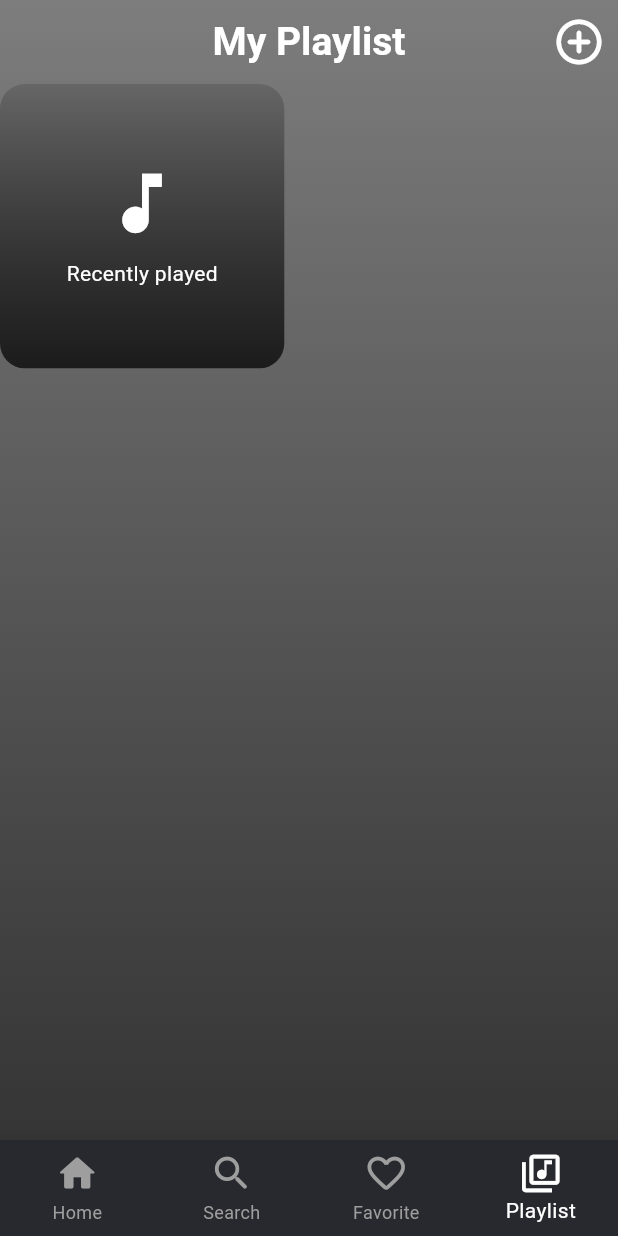
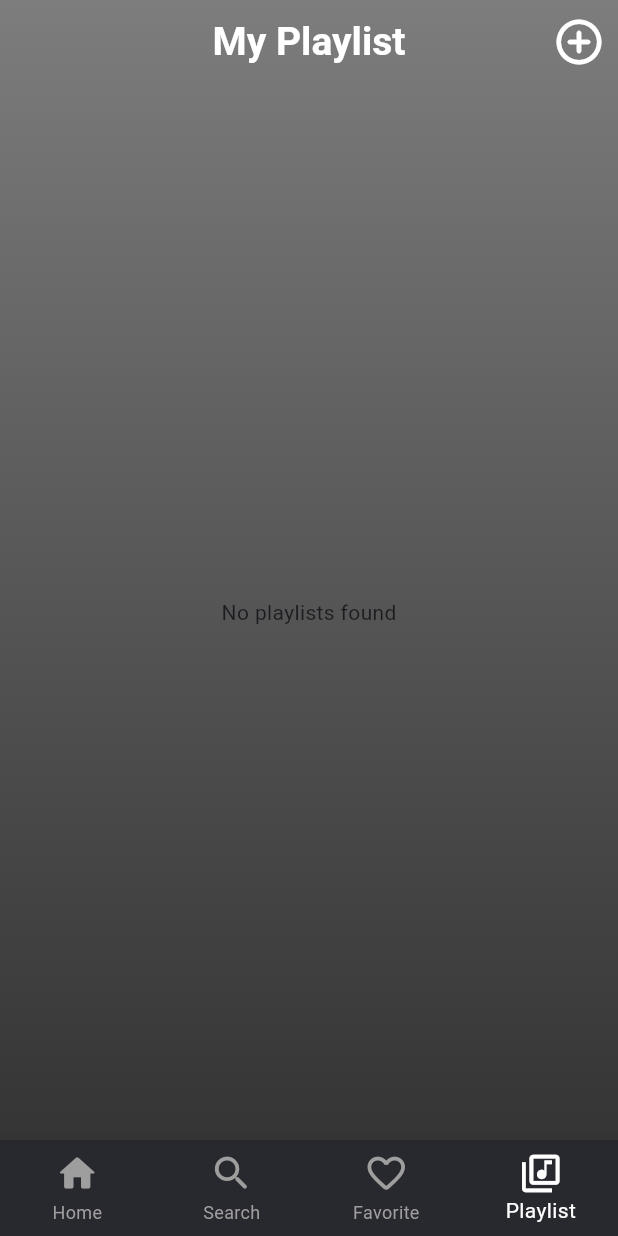
Before and after one commit to Meghanathan-P-H/-Melodia-Audio-Player, a Flutter app: the screen it shows after launch, item 4 of the bottom bar chosen, on a phone screen of 412 x 824 dp. Run offline on Flutter 3.47's test engine with Material 3 defaults, Android fonts, the phone set to English and light mode, and no system bars; our stand-ins replace hive, hive_flutter, just_audio, on_audio_query, permission_handler; accounts and stored records are empty.

Commit message:
playlist already done

```diff
--- a/lib/Screens/playlist_screen.dart
+++ b/lib/Screens/playlist_screen.dart
@@ -5,7 +5,6 @@ import 'package:melodia_audioplayer/db_model/db_playlistmodel.dart';
 import 'package:melodia_audioplayer/screens/playlsitopen.dart';
 import 'package:melodia_audioplayer/screens/recentlyplay_screen.dart';
 import 'package:melodia_audioplayer/widgets/reusing_widgets.dart';
-
 
 class ScreenPlayList extends StatefulWidget {
   const ScreenPlayList({super.key});
@@ -31,15 +30,20 @@ class _ScreenPlayListState extends State<ScreenPlayList> {
               colors: [Color(0xFF7D7D7D), Color(0xED262626)])),
       child: Scaffold(
         backgroundColor: Colors.transparent,
-        body: Column(
-          children: [
-            AppBar(
+        appBar: _buildAppBar(context),
+        body: _buildBody(),
+      ),
+    );
+  }
+
+  AppBar _buildAppBar(BuildContext context) {
+    return AppBar(
       backgroundColor: Colors.transparent,
-              title: const Text('My Playlist',
+      title: const Text(
+        'My Playlist',
         style: TextStyle(
-                      color: Colors.white,
-                      fontWeight: FontWeight.bold,
-                      fontSize: 26)),
+            color: Colors.white, fontWeight: FontWeight.bold, fontSize: 26),
+      ),
       centerTitle: true,
       actions: [
         IconButton(
@@ -50,73 +54,82 @@ class _ScreenPlayListState extends State<ScreenPlayList> {
             Icons.add_circle_outline_rounded,
             color: Colors.white,
             size: 36,
-                    ))
+          ),
+        ),
       ],
-            ),
+    );
+  }
+
+  Widget _buildBody() {
+    return Column(
+      children: [
         SizedBox(width: MediaQuery.of(context).size.width * 0.0267),
         Expanded(
-                child: FutureBuilder(
+          child: FutureBuilder<List<PlayListmodel>>(
             future: getSongsFromPlaylist(),
             builder: (context, snapshot) {
-                      if (snapshot.data == null) {
-                        return const CircularProgressIndicator();
+              if (snapshot.connectionState == ConnectionState.waiting) {
+                return const Center(child: CircularProgressIndicator());
+              } else if (snapshot.hasError) {
+                return const Center(child: Text('Error loading playlists'));
+              } else if (!snapshot.hasData || snapshot.data!.isEmpty) {
+                return const Center(child: Text('No playlists found'));
               } else {
                 List<String> allPlaylist = List.from(playlistNames);
                 allPlaylist.addAll(snapshot.data!.map((e) => e.name));
+                return _buildGridView(allPlaylist, snapshot.data!);
+              }
+            },
+          ),
+        ),
+      ],
+    );
+  }
+
+  GridView _buildGridView(List<String> allPlaylist, List<PlayListmodel> playlists) {
     return GridView.builder(
-                          gridDelegate:
-                              SliverGridDelegateWithFixedCrossAxisCount(
+      gridDelegate: SliverGridDelegateWithFixedCrossAxisCount(
         crossAxisCount: 2,
-                            crossAxisSpacing:
-                                MediaQuery.of(context).size.width * 0.08,
-                            mainAxisSpacing:
-                                MediaQuery.of(context).size.width * 0.08,
+        crossAxisSpacing: MediaQuery.of(context).size.width * 0.08,
+        mainAxisSpacing: MediaQuery.of(context).size.width * 0.08,
       ),
       itemCount: allPlaylist.length,
       itemBuilder: (context, index) {
-                            PlayListmodel? currentplaylist;
-                            if (index < playlistNames.length) {
-                              currentplaylist = null;
-                            } else {
-                              int plid = index - playlistNames.length;
-                              if (plid < snapshot.data!.length) {
-                                currentplaylist = snapshot.data![plid];
-                              } else {
-                                currentplaylist = null;
+        PlayListmodel? currentPlaylist;
+        if (index >= playlistNames.length) {
+          currentPlaylist = playlists[index - playlistNames.length];
         }
-                            }
-                            return buildContainer(
+        return _buildPlaylistContainer(
           allPlaylist[index],
           index < playlistNames.length,
           index,
-                              currentplaylist,
+          currentPlaylist,
         );
       },
     );
   }
-                    }))
-          ],
+
+  Widget _buildPlaylistContainer(
+      String title, bool isInitialPlaylist, int index, PlayListmodel? playlist) {
+    bool showMoreOption = title != "Recently played";
+
+    return InkWell(
+      onTap: () {
+        if (title == "Recently played") {
+          Navigator.of(context).push(
+            MaterialPageRoute(
+              builder: (context) => const RecentlyScreen(),
+            ),
+          );
+        } else if (playlist != null) {
+          Navigator.of(context).push(
+            MaterialPageRoute(
+              builder: (context) => OpenPlayList(
+                playListmodel: playlist,
+                playlistname: title,
               ),
             ),
           );
-  }
-  buildContainer(String title, bool isintialplaylist, int index, PlayListmodel? playlist){
-    bool showmoreoption = true;
-if (title == "Recently played") {
-  showmoreoption = false;
-}
-    return InkWell(
-  onTap: () {
-    if (title == "Recently played") {
-      Navigator.of(context).push(MaterialPageRoute(
-        builder: (context) =>const RecentlyScreen(),
-      ));
-    } else {
-      Navigator.of(context).push(MaterialPageRoute(
-          builder: (context) => OpenPlayList(
-                  playListmodel: playlist!,
-                  playlistname: title,
-              )));
         }
       },
       child: Container(
@@ -128,18 +141,37 @@ if (title == "Recently played") {
               BorderRadius.circular(MediaQuery.of(context).size.width * 0.04),
         ),
         child: Column(
-      mainAxisAlignment:
-          (title == "Recently played")
+          mainAxisAlignment: title == "Recently played"
               ? MainAxisAlignment.center
               : MainAxisAlignment.start,
           children: [
-        if (showmoreoption)
-          Align(
+            if (showMoreOption) _buildPopupMenu(index - playlistNames.length),
+            Icon(
+              Icons.music_note,
+              color: Colors.white,
+              size: 48 * MediaQuery.of(context).size.width / 375.0,
+            ),
+            SizedBox(height: MediaQuery.of(context).size.height * 0.0125),
+            Text(
+              title,
+              style: const TextStyle(
+                color: Colors.white,
+                fontSize: 14,
+              ),
+            ),
+          ],
+        ),
+      ),
+    );
+  }
+
+  Widget _buildPopupMenu(int index) {
+    return Align(
       alignment: Alignment.topRight,
       child: PopupMenuButton<String>(
         onSelected: (value) {
           if (value == 'delete') {
-                      showDeleteConfirmationDialog(context, index - playlistNames.length);
+            _showDeleteConfirmationDialog(context, index);
           }
         },
         itemBuilder: (BuildContext context) {
@@ -156,27 +188,10 @@ if (title == "Recently played") {
           size: 28 * MediaQuery.of(context).size.width / 375.0,
         ),
       ),
-          ),
-        Icon(
-          Icons.music_note,
-          color: Colors.white,
-          size: 48 * MediaQuery.of(context).size.width / 375.0,
-        ),
-        SizedBox(height: MediaQuery.of(context).size.height * 0.0125),
-        Text(
-          title,
-          style:const TextStyle(
-            color: Colors.white,
-            fontSize: 14 ,
-          ),
-        ),
-      ],
-    ),
-  ),
     );
   }
-//comment show dialogue
-void showDeleteConfirmationDialog(BuildContext context, int index) {
+
+  void _showDeleteConfirmationDialog(BuildContext context, int index) {
     showDialog(
       context: context,
       builder: (BuildContext context) {
@@ -194,9 +209,7 @@ void showDeleteConfirmationDialog(BuildContext context, int index) {
               onPressed: () {
                 deletePlaylist(index);
                 Navigator.of(context).pop();
-                setState(() {
-
-                });
+                setState(() {});
               },
               child: const Text('OK'),
             ),
```
Lines whose indentation alone changed are shown as unchanged.
